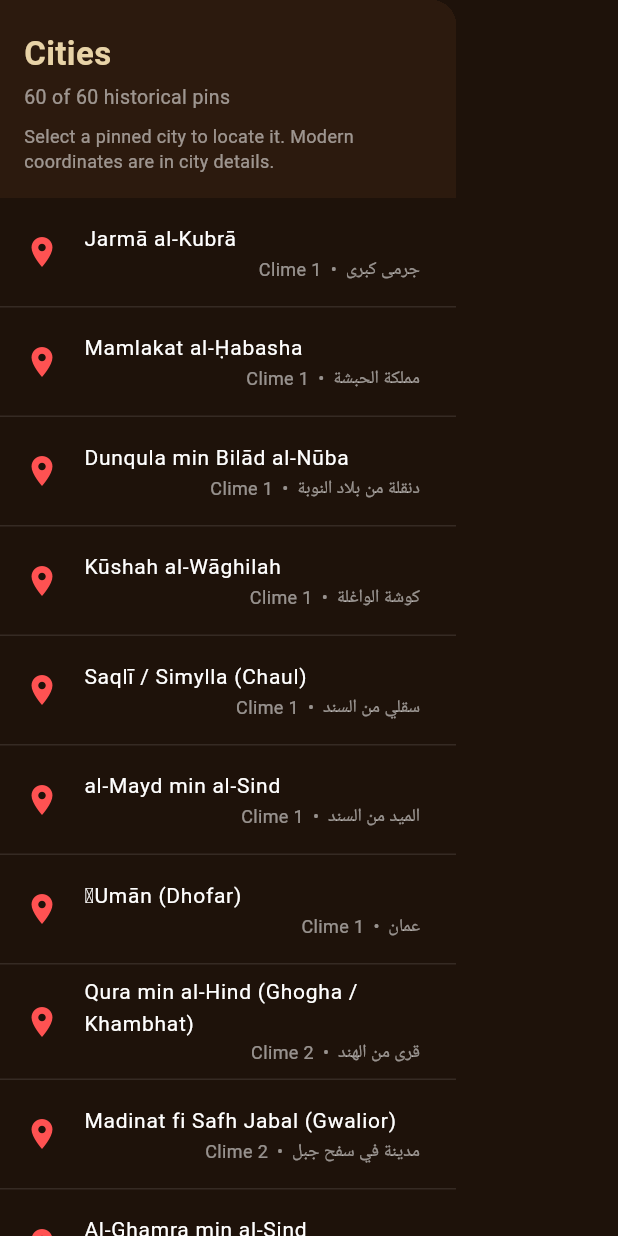
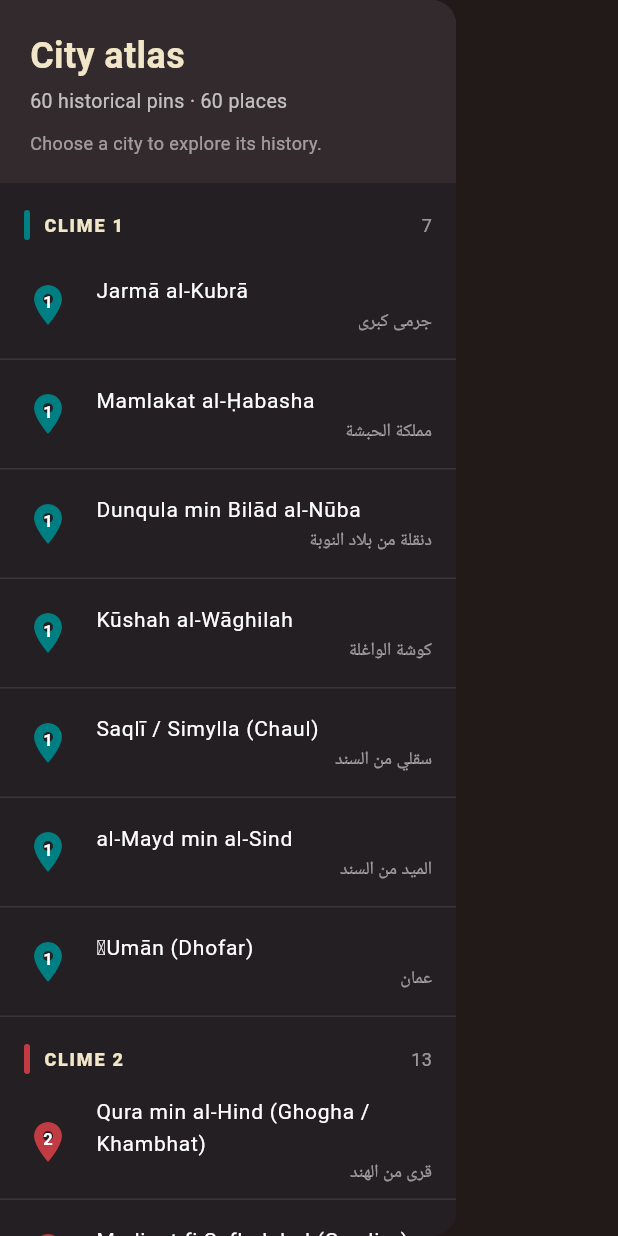
Before and after one commit to laheri72/IDRISI_CILMES_MAP, a Flutter app: the CityListDrawer widget shown alone on an empty page, opened directly with empty values, on a phone screen of 412 x 824 dp. Run offline on Flutter 3.47's test engine with Material 3 defaults, Android fonts, the phone set to English and light mode, and no system bars; our stand-ins replace flutter_map, flutter_riverpod, latlong2, shared_preferences, web; missing offline and left inert: dart:ui_web; accounts and stored records are empty.

Commit message:
Color code historical map by seven climes

```diff
--- a/lib/screens/city_list_drawer.dart
+++ b/lib/screens/city_list_drawer.dart
@@ -3,12 +3,9 @@ import 'package:flutter_riverpod/flutter_riverpod.dart';
 import '../models/city_model.dart';
 import '../providers/map_providers.dart';
 import '../providers/search_providers.dart';
+import '../theme/clime_palette.dart';
 
-/// A navigation drawer listing every city in the dataset so all of them are
-/// browsable — including the ones that have not yet been pinned to the map.
-///
-/// The list honours the active search query and clime filter, so it stays in
-/// sync with what is highlighted on the map.
+/// Searchable city atlas, grouped and marked by climatic zone.
 class CityListDrawer extends ConsumerWidget {
   final bool asPanel;
   final bool isPickerMode;
@@ -16,12 +13,12 @@ class CityListDrawer extends ConsumerWidget {
   final void Function(City city) onCityTap;
 
   const CityListDrawer({
-    Key? key,
+    super.key,
     this.asPanel = false,
     required this.isPickerMode,
     required this.selectedCityId,
     required this.onCityTap,
-  }) : super(key: key);
+  });
 
   @override
   Widget build(BuildContext context, WidgetRef ref) {
@@ -30,36 +27,37 @@ class CityListDrawer extends ConsumerWidget {
           data: (list) => list,
           orElse: () => const <City>[],
         );
-    final pinnedCount = allCities.where((c) => c.isPinned).length;
-    final totalCount = allCities.length;
+    final groups = <int, List<City>>{};
+    for (final city in cities) {
+      groups.putIfAbsent(city.clime, () => []).add(city);
+    }
 
     final content = SafeArea(
       child: Column(
         crossAxisAlignment: CrossAxisAlignment.stretch,
         children: [
           Container(
-            padding: const EdgeInsets.fromLTRB(16, 20, 16, 16),
-            color: const Color(0xFF2C1A0E),
+            padding: const EdgeInsets.fromLTRB(20, 20, 20, 18),
+            color: ClimePalette.panelRaised,
             child: Column(
               crossAxisAlignment: CrossAxisAlignment.start,
               children: [
-                const Text(
-                  'Cities',
-                  style: TextStyle(
-                    color: Color(0xFFE8D3A7),
-                    fontSize: 22,
-                    fontWeight: FontWeight.bold,
-                  ),
-                ),
+                const Text('City atlas',
+                    style: TextStyle(
+                        color: ClimePalette.parchment,
+                        fontSize: 24,
+                        fontWeight: FontWeight.bold)),
                 const SizedBox(height: 4),
                 Text(
-                  '$pinnedCount of $totalCount historical pins',
-                  style: const TextStyle(color: Colors.white54, fontSize: 13),
+                  '${allCities.where((city) => city.isPinned).length} historical pins · ${allCities.length} places',
+                  style: const TextStyle(color: Colors.white70, fontSize: 13),
                 ),
-                const SizedBox(height: 8),
-                const Text(
-                  'Select a pinned city to locate it. Modern coordinates are in city details.',
-                  style: TextStyle(color: Colors.white54, fontSize: 12),
+                const SizedBox(height: 10),
+                Text(
+                  isPickerMode
+                      ? 'Select a city, then drag its pin on the map.'
+                      : 'Choose a city to explore its history.',
+                  style: const TextStyle(color: Colors.white54, fontSize: 12),
                 ),
               ],
             ),
@@ -69,54 +67,106 @@ class CityListDrawer extends ConsumerWidget {
                 ? const Center(
                     child: Padding(
                       padding: EdgeInsets.all(24),
-                      child: Text(
-                        'No cities match your search / filter.',
-                        textAlign: TextAlign.center,
-                        style: TextStyle(color: Colors.white54),
-                      ),
+                      child: Text('No cities match your search or clime.',
+                          textAlign: TextAlign.center,
+                          style: TextStyle(color: Colors.white54)),
                     ),
                   )
-                : ListView.separated(
-                    itemCount: cities.length,
-                    separatorBuilder: (_, __) =>
-                        const Divider(color: Colors.white10, height: 1),
-                    itemBuilder: (context, index) {
-                      final city = cities[index];
-                      final selected = city.id == selectedCityId;
-                      return ListTile(
-                        selected: selected,
-                        selectedTileColor:
-                            const Color(0xFF8C2D19).withValues(alpha: 0.25),
-                        leading: Icon(
-                          city.isPinned
-                              ? Icons.location_on
-                              : Icons.location_off_outlined,
-                          color:
-                              city.isPinned ? Colors.redAccent : Colors.white38,
-                        ),
-                        title: Text(
-                          city.name,
-                          style: const TextStyle(
-                              color: Colors.white, fontSize: 14),
-                        ),
-                        subtitle: Text(
-                          '${city.arabicName}  •  Clime ${city.clime}'
-                          '${city.isPinned ? '' : '  •  Not pinned'}',
-                          textDirection: TextDirection.rtl,
-                          style: const TextStyle(
-                              color: Colors.white54, fontSize: 12),
-                        ),
-                        onTap: () => onCityTap(city),
-                      );
-                    },
+                : ListView(
+                    children: [
+                      for (final group in groups.entries) ...[
+                        _ClimeHeading(
+                            number: group.key, count: group.value.length),
+                        for (final city in group.value)
+                          _CityRow(
+                            city: city,
+                            selected: city.id == selectedCityId,
+                            onTap: () => onCityTap(city),
+                          ),
+                      ],
+                    ],
                   ),
           ),
         ],
       ),
     );
     if (asPanel) {
-      return ColoredBox(color: const Color(0xFF1E120A), child: content);
+      return ColoredBox(color: ClimePalette.panel, child: content);
     }
-    return Drawer(backgroundColor: const Color(0xFF1E120A), child: content);
+    return Drawer(backgroundColor: ClimePalette.panel, child: content);
   }
 }
+
+class _ClimeHeading extends StatelessWidget {
+  final int number;
+  final int count;
+
+  const _ClimeHeading({required this.number, required this.count});
+
+  @override
+  Widget build(BuildContext context) => Padding(
+        padding: const EdgeInsets.fromLTRB(16, 18, 16, 7),
+        child: Row(children: [
+          Container(
+            width: 4,
+            height: 20,
+            decoration: BoxDecoration(
+                color: ClimePalette.of(number),
+                borderRadius: BorderRadius.circular(4)),
+          ),
+          const SizedBox(width: 9),
+          Text('CLIME $number',
+              style: const TextStyle(
+                  color: ClimePalette.parchment,
+                  fontWeight: FontWeight.w800,
+                  fontSize: 12,
+                  letterSpacing: 1.2)),
+          const Spacer(),
+          Text('$count',
+              style: const TextStyle(color: Colors.white54, fontSize: 12)),
+        ]),
+      );
+}
+
+class _CityRow extends StatelessWidget {
+  final City city;
+  final bool selected;
+  final VoidCallback onTap;
+
+  const _CityRow(
+      {required this.city, required this.selected, required this.onTap});
+
+  @override
+  Widget build(BuildContext context) => Column(children: [
+        ListTile(
+          selected: selected,
+          selectedTileColor: ClimePalette.of(city.clime).withValues(alpha: 0.2),
+          contentPadding: const EdgeInsets.symmetric(horizontal: 16),
+          leading: Stack(
+            alignment: const Alignment(0, -0.2),
+            children: [
+              Icon(Icons.location_on,
+                  size: 32,
+                  color: city.isPinned
+                      ? ClimePalette.of(city.clime)
+                      : Colors.white38),
+              Text('${city.clime}',
+                  style: const TextStyle(
+                      color: Colors.white,
+                      fontSize: 11,
+                      fontWeight: FontWeight.bold)),
+            ],
+          ),
+          title: Text(city.name,
+              style: TextStyle(
+                  color: Colors.white,
+                  fontSize: 14,
+                  fontWeight: selected ? FontWeight.bold : FontWeight.normal)),
+          subtitle: Text(city.arabicName,
+              textDirection: TextDirection.rtl,
+              style: const TextStyle(color: Colors.white54, fontSize: 12)),
+          onTap: onTap,
+        ),
+        const Divider(color: Colors.white10, height: 1),
+      ]);
+}
--- /dev/null
+++ b/lib/theme/clime_palette.dart
@@ -0,0 +1,23 @@
+import 'package:flutter/material.dart';
+
+/// A fixed identity for each of al-Idrisi's seven climatic zones.
+/// Colors are chosen to remain distinct against the parchment map.
+abstract final class ClimePalette {
+  static const parchment = Color(0xFFF2E6C8);
+  static const ink = Color(0xFF211A19);
+  static const panel = Color(0xFF241F22);
+  static const panelRaised = Color(0xFF322A2D);
+
+  static const colors = <Color>[
+    Color(0xFF007F83), // 1 — teal
+    Color(0xFFC13B43), // 2 — vermilion
+    Color(0xFF3267BD), // 3 — cobalt
+    Color(0xFF884BB0), // 4 — violet
+    Color(0xFFA66712), // 5 — ochre
+    Color(0xFF39804A), // 6 — green
+    Color(0xFFB12F80), // 7 — magenta
+  ];
+
+  static Color of(int number) =>
+      number >= 1 && number <= colors.length ? colors[number - 1] : colors[0];
+}
```
Also changed, not shown: lib/main.dart (+10 -5 lines), lib/screens/city_detail_sheet.dart (+15 -11 lines), lib/screens/map_screen.dart (+105 -43 lines), 2 other files.
